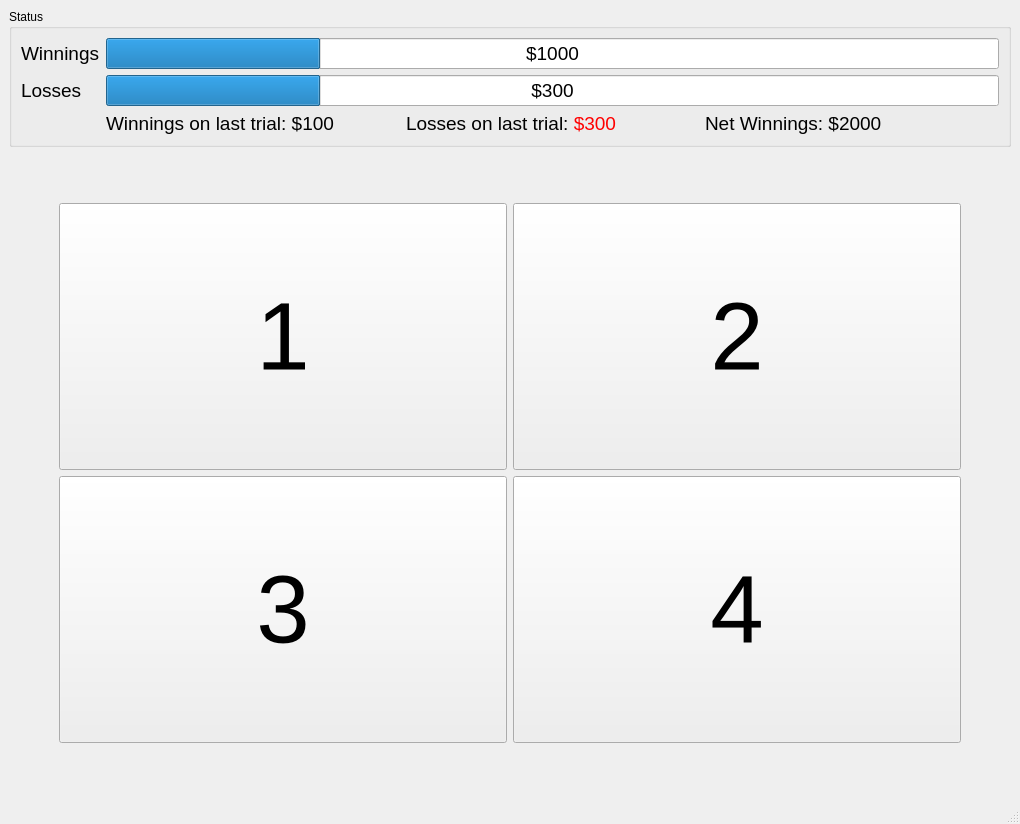
The window that src/spike_recorder/experiments/iowa/iowa.ui (davidt0x/py-spike-recorder) describes before a commit, drawn with Qt 5.
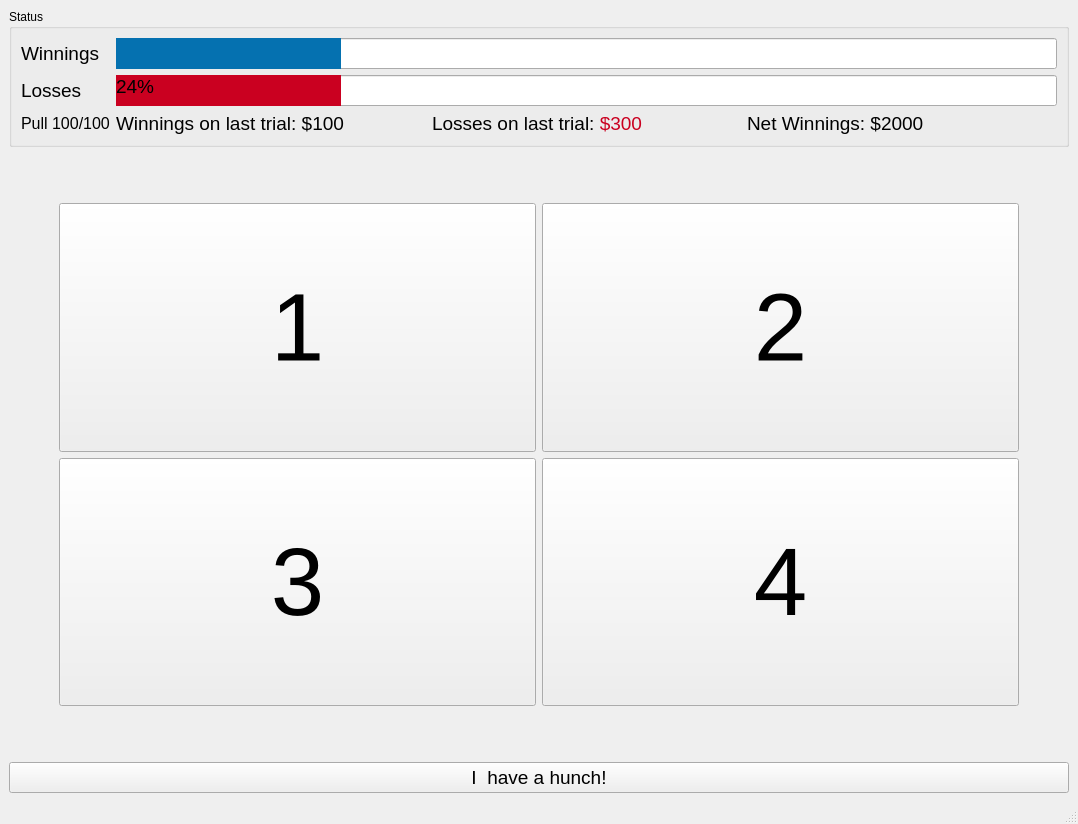
The same window after the commit.

Commit message: Added status to Iowa task

Diff of the .ui file:
```diff
--- a/src/spike_recorder/experiments/iowa/iowa.ui
+++ b/src/spike_recorder/experiments/iowa/iowa.ui
@@ -6,7 +6,7 @@
    <rect>
     <x>0</x>
     <y>0</y>
-    <width>1020</width>
+    <width>1078</width>
     <height>824</height>
    </rect>
   </property>
@@ -39,21 +39,21 @@
           </widget>
          </item>
          <item row="1" column="1">
-          <widget class="QProgressBar" name="progress_winnings">
+          <widget class="QProgressBar" name="progress_losses">
            <property name="font">
             <font>
              <pointsize>14</pointsize>
             </font>
            </property>
+           <property name="styleSheet">
+            <string notr="true">QProgressBar::chunk {background-color: rgb(202,0,32);}</string>
+           </property>
            <property name="maximum">
             <number>100</number>
            </property>
            <property name="value">
             <number>24</number>
            </property>
-           <property name="format">
-            <string>$300</string>
-           </property>
           </widget>
          </item>
          <item row="1" column="0">
@@ -69,12 +69,15 @@
           </widget>
          </item>
          <item row="0" column="1">
-          <widget class="QProgressBar" name="progress_losses">
+          <widget class="QProgressBar" name="progress_winnings">
            <property name="font">
             <font>
              <pointsize>14</pointsize>
             </font>
            </property>
+           <property name="styleSheet">
+            <string notr="true">QProgressBar::chunk {background-color: rgb(5,113,176);}</string>
+           </property>
            <property name="maximum">
             <number>100</number>
            </property>
@@ -82,7 +85,7 @@
             <number>24</number>
            </property>
            <property name="format">
-            <string>$1000</string>
+            <string/>
            </property>
           </widget>
          </item>
@@ -108,7 +111,7 @@
               </font>
              </property>
              <property name="text">
-              <string>Losses on last trial: &lt;font color=&quot;red&quot;&gt;$300&lt;/font&gt;</string>
+              <string>Losses on last trial: &lt;font color=&quot;#ca0020&quot;&gt;$300&lt;/font&gt;</string>
              </property>
             </widget>
            </item>
@@ -126,6 +129,18 @@
            </item>
           </layout>
          </item>
+         <item row="2" column="0">
+          <widget class="QLabel" name="label">
+           <property name="font">
+            <font>
+             <pointsize>12</pointsize>
+            </font>
+           </property>
+           <property name="text">
+            <string>Pull 100/100</string>
+           </property>
+          </widget>
+         </item>
         </layout>
        </item>
       </layout>
@@ -219,6 +234,18 @@
       </item>
      </layout>
     </item>
+    <item>
+     <widget class="QPushButton" name="pushButton">
+      <property name="font">
+       <font>
+        <pointsize>14</pointsize>
+       </font>
+      </property>
+      <property name="text">
+       <string>I  have a hunch!</string>
+      </property>
+     </widget>
+    </item>
    </layout>
   </widget>
   <widget class="QMenuBar" name="menubar">
```
Left out of the diff: 44 changed lines with no effect on the pictures. The commit also changes 5 other files.
